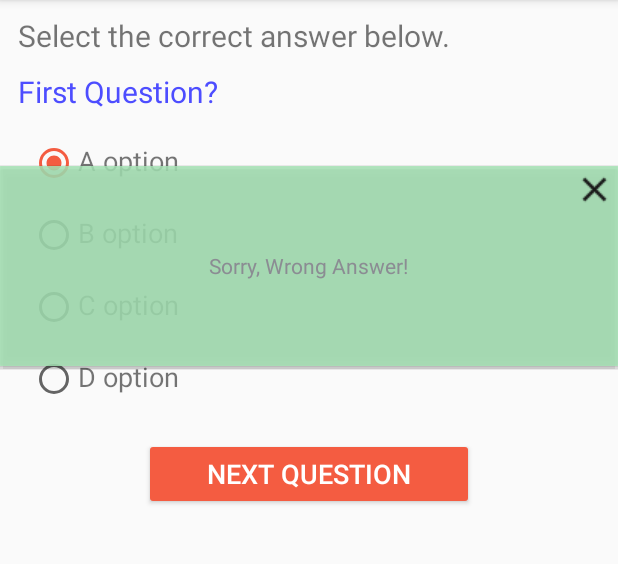
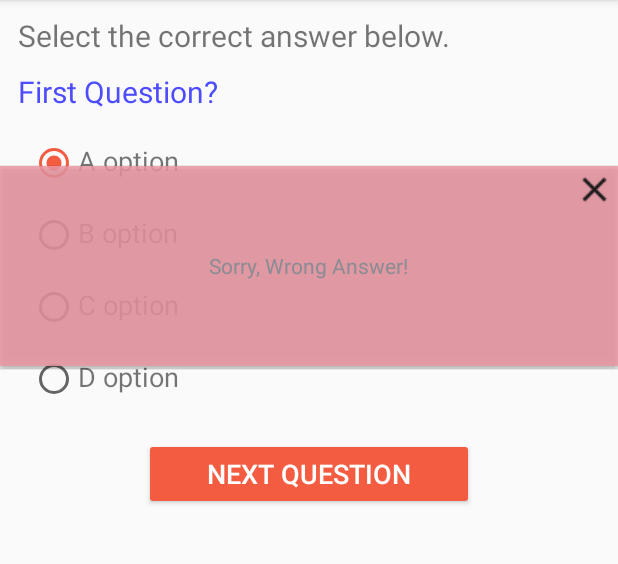
Before and after one commit to fco2/AsusuIgbo, an Android app: the LessonActivity screen opened directly, with no data from a screen before it, after a tap on "CHECK ANSWER", on a phone screen of 412 x 824 dp, the part 84-648 px from its top. Run offline under Robolectric (Android 15) with nearby library versions, the phone set to English and light mode, and no system bars; 1 other tap on this screen came first.

Commit message:
Buggy code . Will fix ttomorrow

```diff
--- a/app/src/main/java/com/asusuigbo/frank/asusuigbo/LessonActivity.kt
+++ b/app/src/main/java/com/asusuigbo/frank/asusuigbo/LessonActivity.kt
@@ -3,6 +3,7 @@ package com.asusuigbo.frank.asusuigbo
 import android.annotation.SuppressLint
 import android.content.Context
 import android.os.Bundle
+import android.support.v4.content.ContextCompat
 import android.support.v7.app.AppCompatActivity
 import android.support.v7.widget.LinearLayoutManager
 import android.support.v7.widget.RecyclerView
@@ -12,6 +13,8 @@ import android.view.View
 import android.view.ViewGroup
 import android.widget.*
 import com.asusuigbo.frank.asusuigbo.com.asusuigbo.frank.asusuigbo.models.*
+import java.util.*
+import kotlin.collections.ArrayList
 
 class LessonActivity : AppCompatActivity() {
 
@@ -21,6 +24,14 @@ class LessonActivity : AppCompatActivity() {
     var question: TextView? = null
     var popUpWindow: PopupWindow? = null
     var lessonsLayout: RelativeLayout? = null
+
+    var myQueue: Queue<QuestionGroup> = LinkedList() //this.myQueue.addAll(this.dataList)
+
+    //TODO: clean up
+    var myQueueTempHolder: QuestionGroup? = null
+    //myQueue.remove() //removes the first element entered
+    //head = myQueue.poll();
+    //could be easier to have another list of ints 0 or 1. 1 for answered.
 
     override fun onCreate(savedInstanceState: Bundle?) {
         super.onCreate(savedInstanceState)
@@ -36,10 +47,10 @@ class LessonActivity : AppCompatActivity() {
         this.dataList = DummyList.getList()
         //set question text
         this.question!!.text = this.dataList[0].Question
+        SharedData.CorrectAnswerIndex = this.dataList[0].CorrectAnswer
 
         recyclerView!!.adapter = QuestionsInfoAdapter(this.dataList[SharedData.CurrentListIndex].Options, this)
         this.button!!.setOnClickListener(buttonClickListener)
-
     }
 
     private val buttonClickListener = View.OnClickListener {
@@ -57,8 +68,6 @@ class LessonActivity : AppCompatActivity() {
                 //do Nothing
             }
         }
-        //TODO: At this point, we want to preserve 3 states, answer question, next question, finished.
-
         /* Toast.makeText(applicationContext, "Selected: ${SharedData.SelectedAnswerIndex}",
                 Toast.LENGTH_LONG).show() */
     }
@@ -72,32 +81,50 @@ class LessonActivity : AppCompatActivity() {
     }
 
     private fun answerQuestion(){
-        //change button text
         //TODO: Logic to answer question
-
-        if(SharedData.CurrentListIndex < ( this.dataList.size - 1)) {
+        when {
+            SharedData.CurrentListIndex < ( this.dataList.size - 1) -> {
                 this.button!!.text = getString(R.string.next_question_text)
                 SharedData.ButtonState = getString(R.string.next_question_button_state)
-        }else{
+
+                SharedData.CorrectAnswerIndex = this.dataList[SharedData.CurrentListIndex].CorrectAnswer
+            }
+            this.myQueue.isNotEmpty() && (SharedData.CurrentListIndex == ( this.dataList.size - 1)) -> {
+                this.button!!.text = getString(R.string.next_question_text)
+                SharedData.ButtonState = getString(R.string.next_question_button_state)
+
+                //TODO: make logic better
+                this.myQueueTempHolder = this.myQueue.poll()
+                SharedData.CorrectAnswerIndex = this.myQueueTempHolder!!.CorrectAnswer
+            }
+            else -> {
+                //TODO: put logic here to check for if queue is not empty //consider using else/if here
                 this.button!!.text = getString(R.string.finished_button_state)
                 this.button!!.isEnabled = true
                 SharedData.ButtonState = getString(R.string.finished_button_state)
+
+            }
         }
         this.showPopUp()
     }
 
     private fun nextQuestion(){
-        if(SharedData.CurrentListIndex < ( this.dataList.size - 1)) { // Index protector
+        when {
+            SharedData.CurrentListIndex < ( this.dataList.size - 1) -> { // Index protector
                 this.button!!.isEnabled = false
-            SharedData.CurrentListIndex = SharedData.CurrentListIndex + 1 //maybe this should be done in answer question
+                SharedData.CurrentListIndex = SharedData.CurrentListIndex + 1
                 this.updateOptions()
                 this.button!!.text = getString(R.string.answer_button_state)
                 SharedData.ButtonState = getString(R.string.answer_button_state)
             }
-        else {
+            this.myQueue.isNotEmpty() && (SharedData.CurrentListIndex == ( this.dataList.size - 1)) -> {
+                this.setUpQueueListOptions()
+            }
+            else -> {
                 this.button!!.text = getString(R.string.finished_button_state)
                 this.button!!.isEnabled = true
                 SharedData.ButtonState = getString(R.string.finished_button_state)
+            }
         }
     }
 
@@ -111,10 +138,15 @@ class LessonActivity : AppCompatActivity() {
 
         //TODO: Set text on popup
         val textForView = customView.findViewById<TextView>(R.id.popup_text_result_id)
-        if(this.IsCorrectAnswer()){
+        if(this.isCorrectAnswer()){
             textForView.text = getString(R.string.you_are_correct_text)
         }else{
             textForView.text = getString(R.string.sorry_wrong_answer_text)
+            val rv = customView.findViewById<RelativeLayout>(R.id.custom_view_id)
+            rv.setBackgroundColor(ContextCompat.getColor(applicationContext, R.color.wrongAnswer))
+
+            //TODO: testing
+            this.myQueue.offer(this.dataList[SharedData.CurrentListIndex])
         }
 
         val closeBtn = customView.findViewById<ImageButton>(R.id.close_popup_id)
@@ -127,9 +159,25 @@ class LessonActivity : AppCompatActivity() {
     private fun finishQuiz(){
         //TODO: Line below not needed, but it should launch finished activity.
         this.button!!.text = getString(R.string.finished_button_state)
+
+        //TODO: remove immediately
+        Toast.makeText(applicationContext, "Failed: ${this.myQueue.size}",
+                Toast.LENGTH_LONG).show()
     }
 
-    private fun IsCorrectAnswer(): Boolean{
-        return this.dataList[SharedData.CurrentListIndex].CorrectAnswer == SharedData.SelectedAnswerIndex
+    private fun isCorrectAnswer(): Boolean{
+        //TODO: someone has to keep setting correct answer || --> inconsistent --> SharedData.SelectedAnswerIndex
+        return  SharedData.CorrectAnswerIndex == SharedData.SelectedAnswerIndex
+    }
+
+    private fun setUpQueueListOptions(){
+        recyclerView!!.layoutManager = LinearLayoutManager(this)
+        recyclerView!!.adapter = QuestionsInfoAdapter(this.myQueueTempHolder!!.Options, this)
+        this.recyclerView!!.adapter.notifyDataSetChanged() // this updates list
+        this.question!!.text = this.myQueueTempHolder!!.Question
+
+        this.button!!.isEnabled = false
+        this.button!!.text = getString(R.string.answer_button_state)
+        SharedData.ButtonState = getString(R.string.answer_button_state)
     }
 }
--- a/app/src/main/java/com/asusuigbo/frank/asusuigbo/com/asusuigbo/frank/asusuigbo/models/SharedData.kt
+++ b/app/src/main/java/com/asusuigbo/frank/asusuigbo/com/asusuigbo/frank/asusuigbo/models/SharedData.kt
@@ -3,6 +3,7 @@ package com.asusuigbo.frank.asusuigbo.com.asusuigbo.frank.asusuigbo.models
 class SharedData {
     companion object {
         var SelectedAnswerIndex: Int = -1
+        var CorrectAnswerIndex: Int = -1
         var CurrentListIndex: Int = 0
         var ButtonState: String = "Check Answer" // Check Answer, NextQuestion, Finished
     }
--- a/app/src/main/res/layout/popup_layout.xml
+++ b/app/src/main/res/layout/popup_layout.xml
@@ -3,7 +3,8 @@
     android:layout_width="match_parent"
     android:layout_height="160dp"
     android:alpha="0.8"
-    android:background="#aeefbe">
+    android:background="#aeefbe"
+    android:id="@+id/custom_view_id">
 
     <ImageButton
         android:id="@+id/close_popup_id"
--- a/app/src/main/res/values/colors.xml
+++ b/app/src/main/res/values/colors.xml
@@ -9,4 +9,5 @@
     <color name="lightOrange">#ff8080</color>
     <color name="lightGreen">#99ff99</color>
     <color name="dividerColor">#e6e6e6</color>
+    <color name="wrongAnswer">#f99fad</color>
 </resources>
```
Lines whose indentation alone changed are shown as unchanged.
